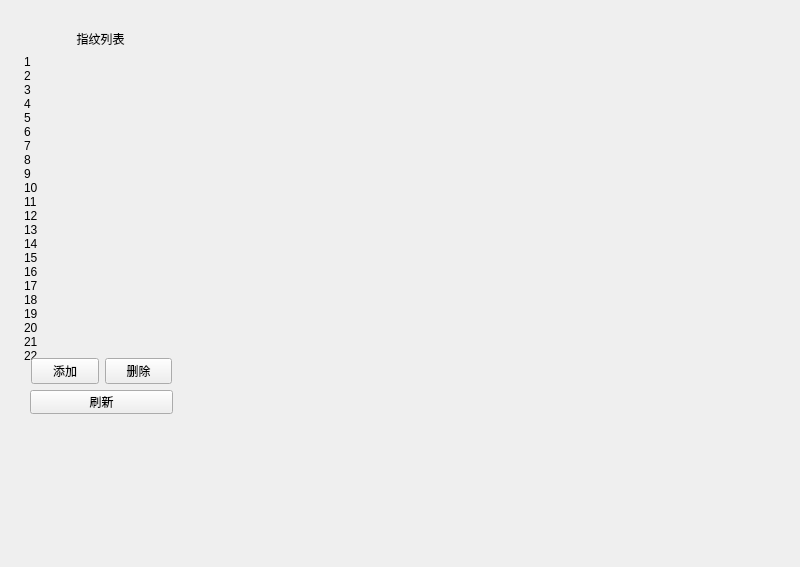
Qt form HelloFinger/mainwindow.ui (Magiclxw/HelloFinger) before a commit.
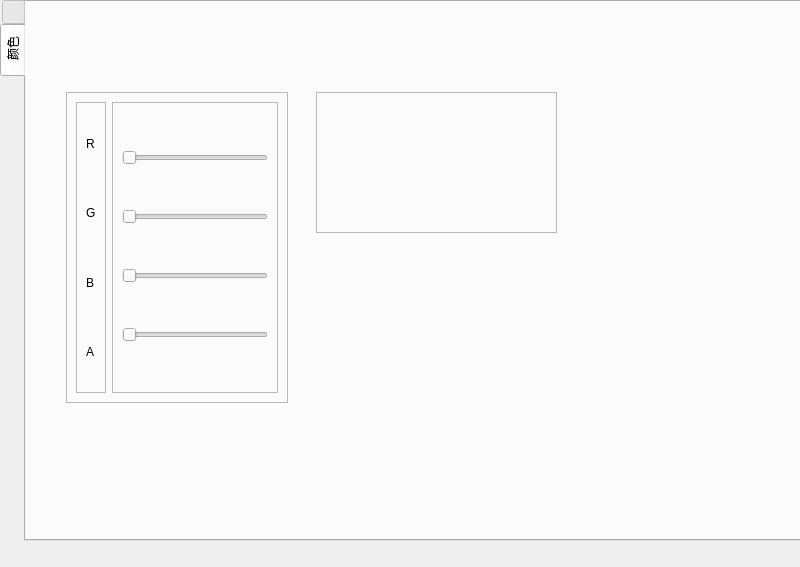
The same form after that commit. Icons and pictures are not drawn.

Commit message: 添加bootloader工程(未实现),实现qt颜色选择功能

Patch:
```diff
--- a/HelloFinger/mainwindow.ui
+++ b/HelloFinger/mainwindow.ui
@@ -10,24 +10,39 @@
     <height>567</height>
    </rect>
   </property>
+  <property name="minimumSize">
+   <size>
+    <width>800</width>
+    <height>567</height>
+   </size>
+  </property>
+  <property name="maximumSize">
+   <size>
+    <width>800</width>
+    <height>567</height>
+   </size>
+  </property>
   <property name="windowTitle">
    <string>MainWindow</string>
   </property>
+  <property name="autoFillBackground">
+   <bool>true</bool>
+  </property>
   <property name="styleSheet">
    <string notr="true"/>
   </property>
   <widget class="QWidget" name="centralwidget">
-   <widget class="QWidget" name="widget" native="true">
+   <widget class="QTabWidget" name="tabWidget">
     <property name="geometry">
      <rect>
-      <x>20</x>
-      <y>30</y>
-      <width>161</width>
-      <height>331</height>
+      <x>0</x>
+      <y>0</y>
+      <width>801</width>
+      <height>541</height>
      </rect>
     </property>
     <property name="sizePolicy">
-     <sizepolicy hsizetype="Preferred" vsizetype="Preferred">
+     <sizepolicy hsizetype="Fixed" vsizetype="Fixed">
       <horstretch>0</horstretch>
       <verstretch>0</verstretch>
      </sizepolicy>
@@ -35,12 +50,65 @@
     <property name="layoutDirection">
      <enum>Qt::LeftToRight</enum>
     </property>
-    <property name="styleSheet">
-     <string notr="true">background-color: rgba(255, 255, 255, 0);</string>
+    <property name="autoFillBackground">
+     <bool>true</bool>
     </property>
-    <layout class="QVBoxLayout" name="verticalLayout">
-     <item>
+    <property name="tabPosition">
+     <enum>QTabWidget::West</enum>
+    </property>
+    <property name="tabShape">
+     <enum>QTabWidget::Rounded</enum>
+    </property>
+    <property name="currentIndex">
+     <number>1</number>
+    </property>
+    <property name="iconSize">
+     <size>
+      <width>50</width>
+      <height>50</height>
+     </size>
+    </property>
+    <property name="usesScrollButtons">
+     <bool>true</bool>
+    </property>
+    <widget class="QWidget" name="tab">
+     <attribute name="icon">
+      <iconset resource="res.qrc">
+       <normaloff>:/Icon.jpg</normaloff>:/Icon.jpg</iconset>
+     </attribute>
+     <attribute name="title">
+      <string/>
+     </attribute>
+     <widget class="QWidget" name="widget" native="true">
+      <property name="geometry">
+       <rect>
+        <x>9</x>
+        <y>9</y>
+        <width>211</width>
+        <height>521</height>
+       </rect>
+      </property>
+      <property name="sizePolicy">
+       <sizepolicy hsizetype="Preferred" vsizetype="Preferred">
+        <horstretch>0</horstretch>
+        <verstretch>0</verstretch>
+       </sizepolicy>
+      </property>
+      <property name="layoutDirection">
+       <enum>Qt::LeftToRight</enum>
+      </property>
+      <property name="styleSheet">
+       <string notr="true">background-color: rgba(255, 255, 255, 0);</string>
+      </property>
       <widget class="QLabel" name="label">
+       <property name="geometry">
+        <rect>
+         <x>273</x>
+         <y>9</y>
+         <width>48</width>
+         <height>16</height>
+        </rect>
+       </property>
        <property name="sizePolicy">
         <sizepolicy hsizetype="Preferred" vsizetype="Preferred">
          <horstretch>0</horstretch>
@@ -60,9 +128,15 @@
         <set>Qt::AlignCenter</set>
        </property>
       </widget>
-     </item>
-     <item>
       <widget class="QListWidget" name="listWidget">
+       <property name="geometry">
+        <rect>
+         <x>9</x>
+         <y>9</y>
+         <width>191</width>
+         <height>511</height>
+        </rect>
+       </property>
        <property name="contextMenuPolicy">
         <enum>Qt::CustomContextMenu</enum>
        </property>
@@ -418,62 +492,144 @@
         </property>
        </item>
       </widget>
-     </item>
-    </layout>
-   </widget>
-   <widget class="QWidget" name="widget_2" native="true">
-    <property name="geometry">
-     <rect>
-      <x>30</x>
-      <y>350</y>
-      <width>143</width>
-      <height>42</height>
-     </rect>
-    </property>
-    <property name="styleSheet">
-     <string notr="true"/>
-    </property>
-    <layout class="QHBoxLayout" name="horizontalLayout">
-     <property name="leftMargin">
-      <number>1</number>
-     </property>
-     <property name="rightMargin">
-      <number>1</number>
-     </property>
-     <item>
-      <widget class="QPushButton" name="add">
-       <property name="styleSheet">
-        <string notr="true"/>
-       </property>
-       <property name="text">
-        <string>添加</string>
-       </property>
-      </widget>
-     </item>
-     <item>
-      <widget class="QPushButton" name="fdelete">
-       <property name="text">
-        <string>删除</string>
-       </property>
-      </widget>
-     </item>
-    </layout>
-   </widget>
-   <widget class="QPushButton" name="refresh">
-    <property name="geometry">
-     <rect>
-      <x>30</x>
-      <y>390</y>
-      <width>143</width>
-      <height>24</height>
-     </rect>
-    </property>
-    <property name="styleSheet">
-     <string notr="true"/>
-    </property>
-    <property name="text">
-     <string>刷新</string>
-    </property>
+     </widget>
+    </widget>
+    <widget class="QWidget" name="tab_2">
+     <attribute name="title">
+      <string> 颜色</string>
+     </attribute>
+     <widget class="QFrame" name="frame">
+      <property name="geometry">
+       <rect>
+        <x>290</x>
+        <y>90</y>
+        <width>241</width>
+        <height>141</height>
+       </rect>
+      </property>
+      <property name="frameShape">
+       <enum>QFrame::StyledPanel</enum>
+      </property>
+      <property name="frameShadow">
+       <enum>QFrame::Raised</enum>
+      </property>
+      <layout class="QHBoxLayout" name="horizontalLayout">
+       <item>
+        <widget class="QWidget" name="widget_2" native="true"/>
+       </item>
+      </layout>
+     </widget>
+     <widget class="QFrame" name="frame_3">
+      <property name="geometry">
+       <rect>
+        <x>40</x>
+        <y>90</y>
+        <width>222</width>
+        <height>311</height>
+       </rect>
+      </property>
+      <property name="frameShape">
+       <enum>QFrame::StyledPanel</enum>
+      </property>
+      <property name="frameShadow">
+       <enum>QFrame::Raised</enum>
+      </property>
+      <layout class="QHBoxLayout" name="horizontalLayout_2">
+       <item>
+        <widget class="QFrame" name="frame_4">
+         <property name="frameShape">
+          <enum>QFrame::StyledPanel</enum>
+         </property>
+         <property name="frameShadow">
+          <enum>QFrame::Raised</enum>
+         </property>
+         <layout class="QVBoxLayout" name="verticalLayout_2">
+          <item>
+           <widget class="QLabel" name="label_2">
+            <property name="text">
+             <string>R</string>
+            </property>
+           </widget>
+          </item>
+          <item>
+           <widget class="QLabel" name="label_3">
+            <property name="text">
+             <string>G</string>
+            </property>
+           </widget>
+          </item>
+          <item>
+           <widget class="QLabel" name="label_4">
+            <property name="text">
+             <string>B</string>
+            </property>
+           </widget>
+          </item>
+          <item>
+           <widget class="QLabel" name="label_5">
+            <property name="text">
+             <string>A</string>
+            </property>
+           </widget>
+          </item>
+         </layout>
+        </widget>
+       </item>
+       <item>
+        <widget class="QFrame" name="frame_2">
+         <property name="frameShape">
+          <enum>QFrame::StyledPanel</enum>
+         </property>
+         <property name="frameShadow">
+          <enum>QFrame::Raised</enum>
+         </property>
+         <layout class="QVBoxLayout" name="verticalLayout">
+          <item>
+           <widget class="QSlider" name="R_Slider">
+            <property name="maximum">
+             <number>255</number>
+            </property>
+            <property name="orientation">
+             <enum>Qt::Horizontal</enum>
+            </property>
+           </widget>
+          </item>
+          <item>
+           <widget class="QSlider" name="G_Slider">
+            <property name="maximum">
+             <number>255</number>
+            </property>
+            <property name="orientation">
+             <enum>Qt::Horizontal</enum>
+            </property>
+           </widget>
+          </item>
+          <item>
+           <widget class="QSlider" name="B_Slider">
+            <property name="maximum">
+             <number>255</number>
+            </property>
+            <property name="orientation">
+             <enum>Qt::Horizontal</enum>
+            </property>
+           </widget>
+          </item>
+          <item>
+           <widget class="QSlider" name="A_Slider">
+            <property name="maximum">
+             <number>255</number>
+            </property>
+            <property name="orientation">
+             <enum>Qt::Horizontal</enum>
+            </property>
+           </widget>
+          </item>
+         </layout>
+        </widget>
+       </item>
+      </layout>
+     </widget>
+    </widget>
    </widget>
   </widget>
   <widget class="QMenuBar" name="menubar">
```
The commit also changes 953 other files.
